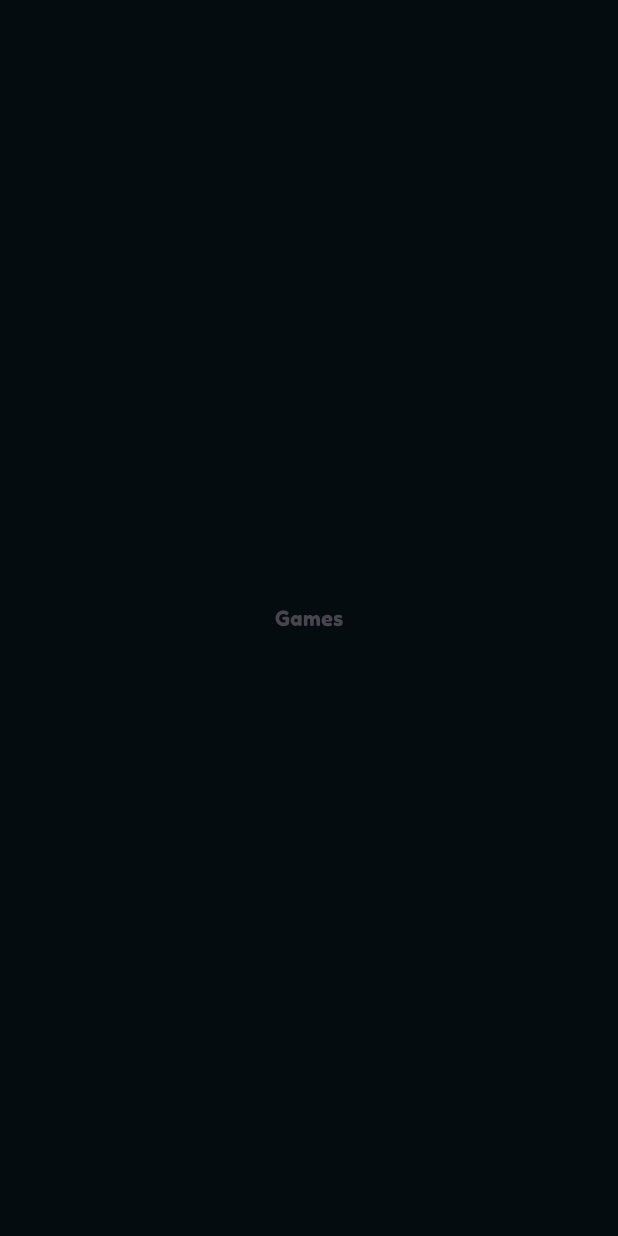
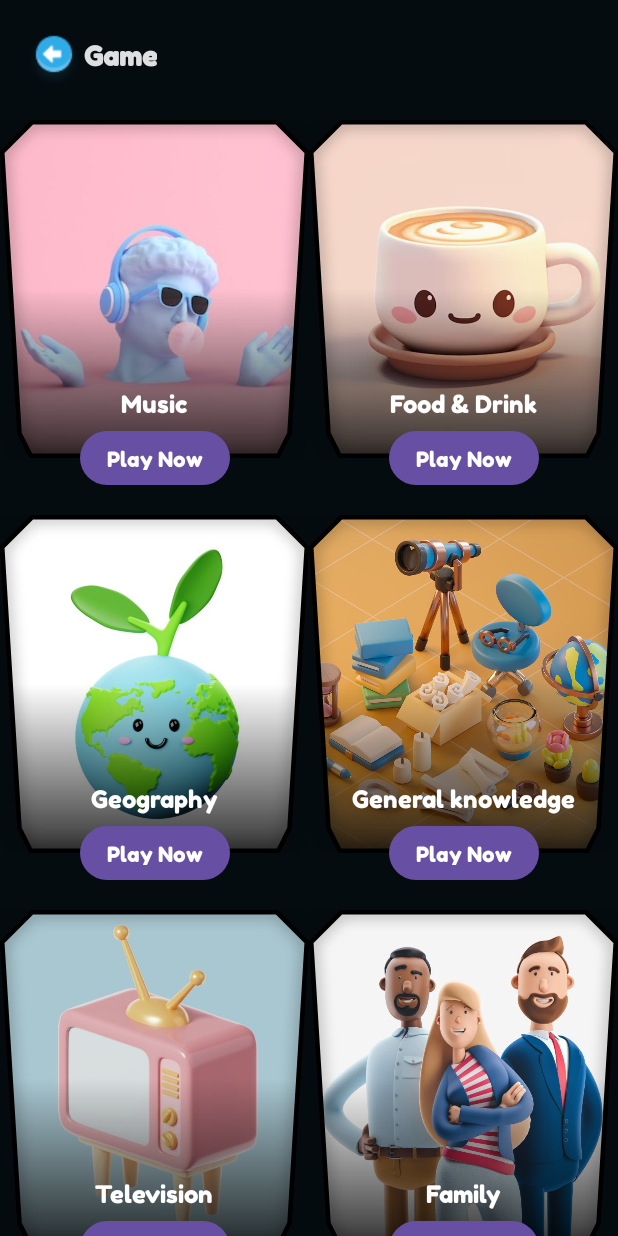
Before and after one commit to Samrraa/Qurio-App, an Android app: the GamesFragment screen opened through its navigation route, on a phone screen of 412 x 824 dp. Before the commit the screen is almost empty. Run offline under Robolectric (Android 15) with nearby library versions, the phone set to English and light mode, and no system bars.

Commit message:
feat: add games screen UI and logic

```diff
--- /dev/null
+++ b/app/src/main/java/com/samrraa/qurioapp/view/games/GamesAdapter.kt
@@ -0,0 +1,39 @@
+package com.samrraa.qurioapp.view.games
+
+import android.view.LayoutInflater
+import android.view.View
+import android.view.ViewGroup
+import android.widget.Button
+import android.widget.ImageView
+import android.widget.TextView
+import androidx.recyclerview.widget.RecyclerView
+import com.samrraa.qurioapp.R
+
+class GameCardAdapter(
+    private val items: List<Game>,
+    private val onButtonClick: (Game) -> Unit
+) : RecyclerView.Adapter<GameCardAdapter.GameCardViewHolder>() {
+
+    inner class GameCardViewHolder(itemView: View) : RecyclerView.ViewHolder(itemView) {
+        val title: TextView = itemView.findViewById(R.id.textTitle)
+        val button: Button = itemView.findViewById(R.id.startGameButton)
+        val image: ImageView = itemView.findViewById(R.id.cardImage)
+    }
+
+    override fun onCreateViewHolder(parent: ViewGroup, viewType: Int): GameCardViewHolder {
+        val view = LayoutInflater.from(parent.context)
+            .inflate(R.layout.small_game_card, parent, false)
+        return GameCardViewHolder(view)
+    }
+
+    override fun onBindViewHolder(holder: GameCardViewHolder, position: Int) {
+        val game = items[position]
+        holder.title.text = game.title
+        holder.image.setImageResource(game.imageRes)
+        holder.button.setOnClickListener {
+            onButtonClick(game)
+        }
+    }
+
+    override fun getItemCount(): Int = items.size
+}
--- a/app/src/main/java/com/samrraa/qurioapp/view/games/GamesFragment.kt
+++ b/app/src/main/java/com/samrraa/qurioapp/view/games/GamesFragment.kt
@@ -1,13 +1,46 @@
 package com.samrraa.qurioapp.view.games
 
+import android.os.Bundle
 import android.view.LayoutInflater
+import android.view.View
 import android.view.ViewGroup
+import android.widget.Toast
+import androidx.recyclerview.widget.GridLayoutManager
+import com.samrraa.qurioapp.R
 import com.samrraa.qurioapp.base.BaseFragment
 import com.samrraa.qurioapp.databinding.FragmentGamesBinding
 
 class GamesFragment : BaseFragment<FragmentGamesBinding>() {
+
     override fun initViewBinding(
         inflater: LayoutInflater,
         container: ViewGroup?
     ) = FragmentGamesBinding.inflate(inflater, container, false)
+
+    private fun setupRecycler() {
+        val games = listOf(
+            Game("Music", R.drawable.music),
+            Game("Food & Drink", R.drawable.ic_food_and_coffe),
+            Game("Geography", R.drawable.green_image),
+            Game("General knowledge", R.drawable.knowladge),
+            Game("Television", R.drawable.tv),
+            Game("Family", R.drawable.family)
+        )
+
+        binding.recyclerView.layoutManager = GridLayoutManager(requireContext(), 2)
+        binding.recyclerView.adapter = GameCardAdapter(games) { game ->
+            Toast.makeText(requireContext(), "Clicked on ${game.title}", Toast.LENGTH_SHORT).show()
+        }
+
+    }
+
+    override fun onViewCreated(view: View, savedInstanceState: Bundle?) {
+        super.onViewCreated(view, savedInstanceState)
+        setupRecycler()
+    }
 }
+
+data class Game(
+    val title: String,
+    val imageRes: Int
+)
--- /dev/null
+++ b/app/src/main/res/drawable/top_bar_border.xml
@@ -0,0 +1,10 @@
+<?xml version="1.0" encoding="utf-8"?>
+<shape xmlns:android="http://schemas.android.com/apk/res/android"
+    android:shape="rectangle">
+    <gradient
+        android:startColor="#1F49BAF2"
+        android:centerColor="#050C10"
+        android:endColor="#1F49BAF2"
+        android:type="linear" />
+    <size android:height="1dp"/>
+</shape>
--- a/app/src/main/res/layout/fragment_games.xml
+++ b/app/src/main/res/layout/fragment_games.xml
@@ -1,16 +1,51 @@
 <?xml version="1.0" encoding="utf-8"?>
-<FrameLayout xmlns:android="http://schemas.android.com/apk/res/android"
+<androidx.constraintlayout.widget.ConstraintLayout xmlns:android="http://schemas.android.com/apk/res/android"
     xmlns:tools="http://schemas.android.com/tools"
+    xmlns:app="http://schemas.android.com/apk/res-auto"
     android:layout_width="match_parent"
     android:layout_height="match_parent"
     android:background="@color/surface"
     tools:context=".view.games.GamesFragment">
 
-    <TextView
-        android:id="@+id/text_view"
+    <LinearLayout
+        android:id="@+id/topBar"
         android:layout_width="match_parent"
-        android:layout_height="match_parent"
-        android:gravity="center"
-        android:text="@string/games" />
+        android:layout_height="wrap_content"
+        android:orientation="horizontal"
+        android:gravity="center_vertical"
+        android:padding="8dp"
+        app:layout_constraintEnd_toEndOf="parent"
+        app:layout_constraintStart_toStartOf="parent"
+        app:layout_constraintTop_toTopOf="parent">
 
-</FrameLayout>
+        <ImageView
+            android:id="@+id/backArrow"
+            android:layout_width="40dp"
+            android:layout_height="40dp"
+            android:layout_marginStart="8dp"
+            android:layout_marginTop="8dp"
+            android:src="@drawable/icon_arrow"
+            android:scaleType="centerInside"
+            android:adjustViewBounds="true" />
+
+        <TextView
+            android:layout_width="wrap_content"
+            android:layout_height="match_parent"
+            android:gravity="center_vertical"
+            android:text="@string/game"
+            android:layout_marginTop="6dp"
+            android:textColor="@color/shade_primary"
+            android:textSize="18sp"
+            android:textStyle="bold" />
+    </LinearLayout>
+
+    <androidx.recyclerview.widget.RecyclerView
+        android:id="@+id/recyclerView"
+        android:layout_width="match_parent"
+        android:layout_height="0dp"
+        android:clipToPadding="false"
+        app:layout_constraintTop_toBottomOf="@id/topBar"
+        app:layout_constraintBottom_toBottomOf="parent"
+        tools:listitem="@layout/small_game_card" />
+
+</androidx.constraintlayout.widget.ConstraintLayout>
--- /dev/null
+++ b/app/src/main/res/layout/small_game_card.xml
@@ -0,0 +1,58 @@
+<?xml version="1.0" encoding="utf-8"?>
+<androidx.constraintlayout.widget.ConstraintLayout xmlns:android="http://schemas.android.com/apk/res/android"
+    xmlns:app="http://schemas.android.com/apk/res-auto"
+    android:layout_width="match_parent"
+    android:layout_height="wrap_content"
+    android:clipChildren="false"
+    android:clipToPadding="false">
+
+    <com.samrraa.qurioapp.gamecard.GameCardBackgroundView
+        android:id="@+id/gameCardBackgroundView"
+        android:layout_width="match_parent"
+        android:layout_height="225dp"
+        android:layout_marginTop="16dp"
+        android:clipChildren="false"
+        app:layout_constraintEnd_toEndOf="parent"
+        app:layout_constraintStart_toStartOf="parent"
+        app:layout_constraintTop_toTopOf="parent">
+
+
+    <TextView
+            android:id="@+id/textTitle"
+            style="@style/Title.Small"
+            android:layout_width="0dp"
+            android:layout_height="wrap_content"
+            android:paddingHorizontal="16dp"
+            android:layout_marginBottom="26dp"
+            android:text="@string/geography"
+            android:textAlignment="center"
+            android:textColor="@color/on_primary"
+            app:layout_constraintBottom_toBottomOf="parent"
+            app:layout_constraintEnd_toEndOf="parent"
+            app:layout_constraintStart_toStartOf="parent" />
+    </com.samrraa.qurioapp.gamecard.GameCardBackgroundView>
+
+    <ImageView
+        android:id="@+id/gameImage"
+        android:layout_width="80dp"
+        android:layout_height="80dp"
+        android:layout_marginTop="24dp"
+        android:scaleType="centerCrop"
+        app:layout_constraintEnd_toEndOf="@+id/gameCardBackgroundView"
+        app:layout_constraintStart_toStartOf="@+id/gameCardBackgroundView"
+        app:layout_constraintTop_toTopOf="@+id/gameCardBackgroundView" />
+
+    <Button
+        android:id="@+id/startGameButton"
+        android:layout_width="100dp"
+        android:layout_height="44dp"
+        android:text="@string/play_now"
+        android:padding="10dp"
+        android:translationZ="4dp"
+        app:layout_constraintBottom_toBottomOf="@+id/gameCardBackgroundView"
+        app:layout_constraintEnd_toEndOf="@+id/gameCardBackgroundView"
+        app:layout_constraintStart_toStartOf="@+id/gameCardBackgroundView"
+        app:layout_constraintTop_toBottomOf="@+id/gameCardBackgroundView" />
+
+
+</androidx.constraintlayout.widget.ConstraintLayout>
--- a/app/src/main/res/values/strings.xml
+++ b/app/src/main/res/values/strings.xml
@@ -12,6 +12,8 @@
     <string name="coins_icon">coins icon</string>
     <string name="_30k">30k</string>
     <string name="game_img">game img</string>
+    <string name="play_now">Play Now</string>
+    <string name="music">Music</string>
     <string name="start_game">Start Game</string>
     <string name="geography">Geography</string>
     <string name="card_background">card background</string>
@@ -21,4 +23,5 @@
     <string name="games">Games</string>
     <string name="last_games">Last Games</string>
     <string name="game_result">Game Result</string>
+    <string name="game">Game</string>
 </resources>
```
Also changed, not shown: app/src/main/res/drawable/family.png (added), app/src/main/res/drawable/green_image.png (added), app/src/main/res/drawable/ic_food_and_coffe.png (added), app/src/main/res/drawable/icon_arrow.png (added), app/src/main/res/drawable/knowladge.png (added), app/src/main/res/drawable/music.png (added), app/src/main/res/drawable/tv.png (added).
